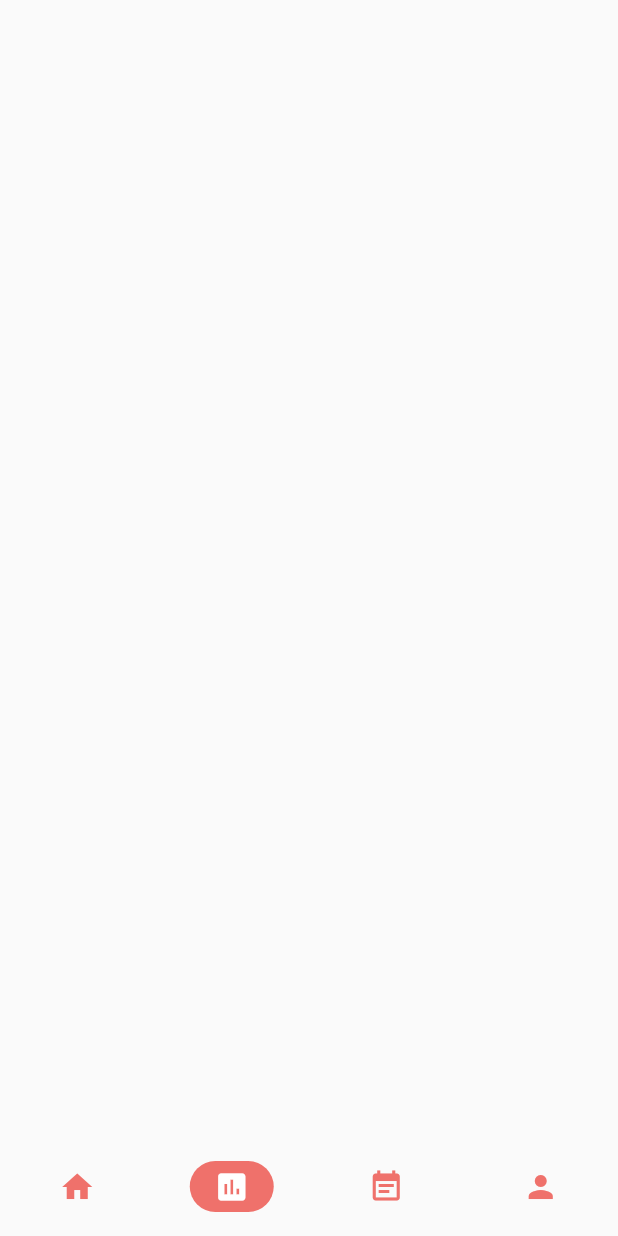
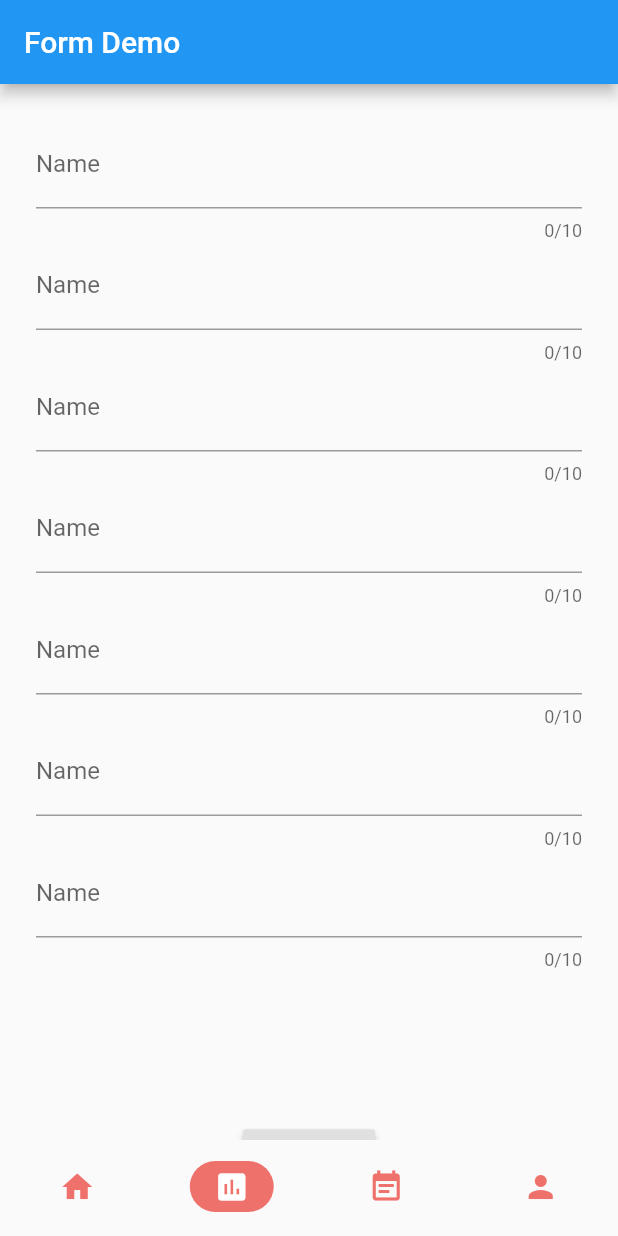
Before and after one commit to Kaiserb11/ComCon, a Flutter app: the screen it shows once a user with an empty profile is signed in, item 2 of the bottom bar chosen, on a phone screen of 412 x 824 dp. Run offline on Flutter 3.47's test engine with Material 2 defaults, Android fonts, the phone set to English and light mode, and no system bars; our stand-ins replace cloud_firestore, firebase_auth, firebase_core, flutter_svg; accounts and stored records are empty.

Commit message:
post module

```diff
--- a/lib/pages/Home/BottomNavbar.dart
+++ b/lib/pages/Home/BottomNavbar.dart
@@ -1,6 +1,8 @@
 import 'package:flutter/material.dart';
 import 'package:ComCon/pages/Home/DashBoard.dart';
 import 'package:ComCon/constant.dart';
+import 'package:ComCon/pages/Home/PoolForm.dart';
+import 'package:ComCon/pages/widgets/poolstream.dart';
 
 
 class BottomNavPage extends StatefulWidget {
@@ -11,8 +13,8 @@ class BottomNavPage extends StatefulWidget {
 class _BottomNavPageState extends State<BottomNavPage> {
   final List _pages = [
     Home(),
-    Scaffold(),
-    Scaffold(),
+    FormScreen(),
+    PoolStream(),
     Scaffold(),
   ];
   int _currentIndex = 0;
--- a/lib/pages/Home/DashBoard.dart
+++ b/lib/pages/Home/DashBoard.dart
@@ -75,7 +75,7 @@ class Home extends StatelessWidget {
               SizedBox(
                 height: 20,
               ),
-              buildDoctorList(),
+              buildPoolList(),
             ],
           ),
         ),
@@ -84,7 +84,7 @@ class Home extends StatelessWidget {
   }
 
 
-  buildDoctorList() {
+  buildPoolList() {
   return Padding(
     padding: EdgeInsets.symmetric(
       horizontal: 30,
--- /dev/null
+++ b/lib/pages/Home/PoolForm.dart
@@ -0,0 +1,182 @@
+import 'package:ComCon/services/poolFormFill.dart';
+import 'package:flutter/material.dart';
+
+class FormScreen extends StatefulWidget {
+  @override
+  State<StatefulWidget> createState() {
+    return FormScreenState();
+  }
+}
+
+class FormScreenState extends State<FormScreen> {
+  String name = '';
+  String time = '';
+  String phone = '';
+  String vehical = '';
+  String vehicalNum = '';
+  String vehicalSeat = '';
+  String location = '';
+  String error = '';
+
+  final GlobalKey<FormState> _formKey = GlobalKey<FormState>();
+
+  Widget _buildName() {
+    return TextFormField(
+      decoration: InputDecoration(labelText: 'Name'),
+      maxLength: 10,
+      validator: (String value) {
+        if (value.isEmpty) {
+          return 'Name is Required';
+        }
+
+        return null;
+      },
+      onChanged: (val) {
+        setState(() => name = val);
+      },
+    );
+  }
+
+  Widget _buildTime() {
+    return TextFormField(
+      decoration: InputDecoration(labelText: 'Name'),
+      maxLength: 10,
+      validator: (String value) {
+        if (value.isEmpty) {
+          return 'Name is Required';
+        }
+
+        return null;
+      },
+      onChanged: (val) {
+        setState(() => time = val);
+      },
+    );
+  }
+
+  Widget _buildPhone() {
+    return TextFormField(
+      decoration: InputDecoration(labelText: 'Name'),
+      maxLength: 10,
+      validator: (String value) {
+        if (value.isEmpty) {
+          return 'Name is Required';
+        }
+
+        return null;
+      },
+      onChanged: (val) {
+        setState(() => phone = val);
+      },
+    );
+  }
+
+  Widget _buildVehical() {
+    return TextFormField(
+      decoration: InputDecoration(labelText: 'Name'),
+      maxLength: 10,
+      validator: (String value) {
+        if (value.isEmpty) {
+          return 'Name is Required';
+        }
+
+        return null;
+      },
+      onChanged: (val) {
+        setState(() => vehical = val);
+      },
+    );
+  }
+
+  Widget _buildVehicalNum() {
+    return TextFormField(
+      decoration: InputDecoration(labelText: 'Name'),
+      maxLength: 10,
+      validator: (String value) {
+        if (value.isEmpty) {
+          return 'Name is Required';
+        }
+
+        return null;
+      },
+      onChanged: (val) {
+        setState(() => vehicalNum = val);
+      },
+    );
+  }
+
+  Widget _buildVehicalSeat() {
+    return TextFormField(
+      decoration: InputDecoration(labelText: 'Name'),
+      maxLength: 10,
+      validator: (String value) {
+        if (value.isEmpty) {
+          return 'Name is Required';
+        }
+
+        return null;
+      },
+      onChanged: (val) {
+        setState(() => vehicalSeat = val);
+      },
+    );
+  }
+
+  Widget _buildLocation() {
+    return TextFormField(
+      decoration: InputDecoration(labelText: 'Name'),
+      maxLength: 10,
+      validator: (String value) {
+        if (value.isEmpty) {
+          return 'Name is Required';
+        }
+
+        return null;
+      },
+      onChanged: (val) {
+        setState(() => location = val);
+      },
+    );
+  }
+
+  @override
+  Widget build(BuildContext context) {
+    return Scaffold(
+        appBar: AppBar(title: Text("Form Demo")),
+        body: SingleChildScrollView(
+          child: Container(
+            margin: EdgeInsets.all(24),
+            child: Form(
+              key: _formKey,
+              child: Column(
+                mainAxisAlignment: MainAxisAlignment.center,
+                children: <Widget>[
+                  _buildName(),
+                  _buildTime(),
+                  _buildPhone(),
+                  _buildVehical(),
+                  _buildVehicalNum(),
+                  _buildVehicalSeat(),
+                  _buildLocation(),
+                  SizedBox(height: 100),
+                  RaisedButton(
+                    child: Text(
+                      'Submit',
+                      style: TextStyle(color: Colors.blue, fontSize: 16),
+                    ),
+                    onPressed: () async {
+                      if (_formKey.currentState.validate()) {
+                        await PoolService().fillForm(name, time, phone, vehical,
+                            vehicalNum, vehicalSeat, location);
+
+                      }
+                      //Send to API
+                    },
+                  )
+                ],
+              ),
+            ),
+          ),
+        ));
+  }
+}
--- a/lib/pages/widgets/poolcard.dart
+++ b/lib/pages/widgets/poolcard.dart
@@ -1,5 +1,4 @@
 import 'package:ComCon/constant.dart';
-import 'package:ComCon/pages/Home/detail_screen.dart';
 import 'package:flutter/material.dart';
 
 class PoolCard extends StatelessWidget {
--- a/lib/services/database.dart
+++ b/lib/services/database.dart
@@ -6,10 +6,10 @@ class DatabaseService {
   DatabaseService({ this.uid });
 
   // collection reference
-  final CollectionReference poolCollection = FirebaseFirestore.instance.collection('Users');
+  final CollectionReference userCollection = FirebaseFirestore.instance.collection('Users');
 
   Future<void> updateUserData(String name, String vehicalType, String vehicalModel, String vehicalColor, String vehicalPlate, int phoneNo, int sysId, String branch,) async {
-    return await poolCollection.doc(uid).set({
+    return await userCollection.doc(uid).set({
       'name': name,
       'vehicalType': vehicalType,
       'vehicalModel': vehicalModel,
--- /dev/null
+++ b/lib/services/poolFormFill.dart
@@ -0,0 +1,20 @@
+import 'package:firebase_auth/firebase_auth.dart';
+import 'package:ComCon/services/pooldata.dart';
+
+class PoolService {
+  final FirebaseAuth _auth = FirebaseAuth.instance;
+
+  Future fillForm(String n, String t, String p, String v, String vN, String vS,
+      String l) async {
+    final user = await _auth.currentUser;
+    var name = n;
+    var time = t;
+    var phone = p;
+    var vehical = v;
+    var vehicalNum = vN;
+    var vehicalSeat = vN;
+    var location = l;
+    await PoolDatabaseService(uid: user.uid).updatePoolData(
+        name, time, phone, vehical, vehicalNum, vehicalSeat, location);
+  }
+}
--- /dev/null
+++ b/lib/services/pooldata.dart
@@ -0,0 +1,22 @@
+import 'package:cloud_firestore/cloud_firestore.dart';
+
+class PoolDatabaseService {
+
+  final String uid;
+  PoolDatabaseService({ this.uid });
+
+  final CollectionReference poolData = FirebaseFirestore.instance.collection('Pools');
+
+  Future<void> updatePoolData(String name, String time, String phone, String vehical, String vehicalNum, String vehicalSeat, String location) async {
+    return await poolData.doc(uid).set({
+      'name': name,
+      'time': time,
+      'phone': phone,
+      'vehical': vehical,
+      'vehicalNum': vehicalNum,
+      'vehicalSeat': vehicalSeat,
+      'location': location,
+    });
+  }
+
+}
```
Also changed, not shown: lib/pages/widgets/poolstream.dart (added, +67 -0 lines).
